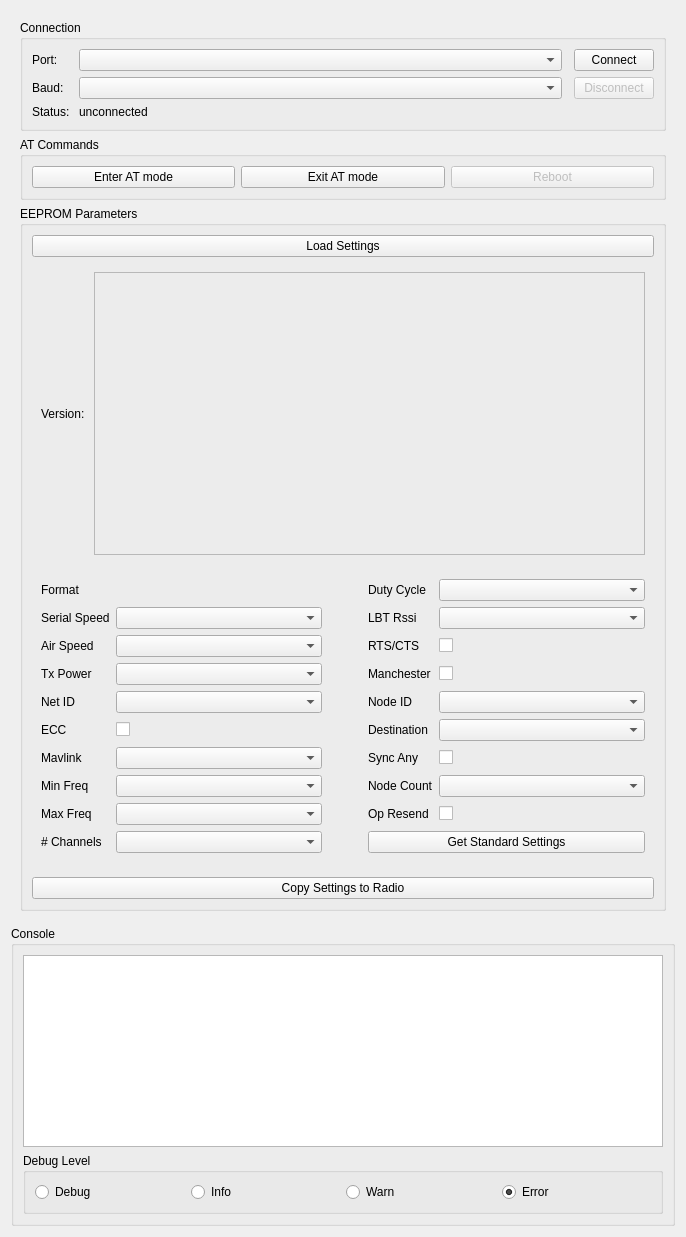
Above: resource/radio_configurator.ui from HippoCampusRobotics/hippocampus_common before the change. Below: the same form after it.
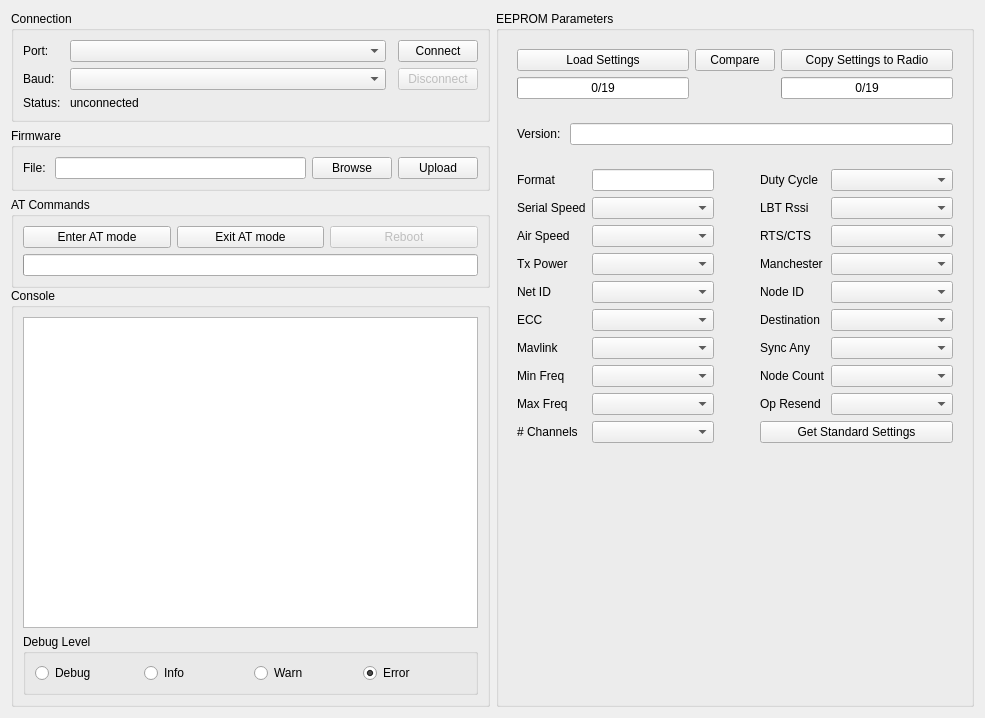
That is the form after the change. Custom widgets are drawn as their Qt base class.

Commit message: finished gui layout

Diff of the .ui file:
```diff
--- a/resource/radio_configurator.ui
+++ b/resource/radio_configurator.ui
@@ -6,8 +6,8 @@
    <rect>
     <x>0</x>
     <y>0</y>
-    <width>686</width>
-    <height>1237</height>
+    <width>985</width>
+    <height>718</height>
    </rect>
   </property>
   <property name="sizePolicy">
@@ -17,15 +17,251 @@
    </sizepolicy>
   </property>
   <property name="windowTitle">
-   <string>Form</string>
+   <string>Radio Configurator</string>
   </property>
-  <layout class="QGridLayout" name="gridLayout_6">
+  <layout class="QHBoxLayout" name="horizontalLayout_3">
+   <item>
+    <widget class="QWidget" name="widget_3" native="true">
+     <property name="sizePolicy">
+      <sizepolicy hsizetype="Preferred" vsizetype="Expanding">
+       <horstretch>0</horstretch>
+       <verstretch>0</verstretch>
+      </sizepolicy>
+     </property>
+     <layout class="QVBoxLayout" name="verticalLayout_2">
+      <property name="spacing">
+       <number>0</number>
+      </property>
+      <property name="leftMargin">
+       <number>0</number>
+      </property>
+      <property name="topMargin">
+       <number>0</number>
+      </property>
+      <property name="rightMargin">
+       <number>0</number>
+      </property>
+      <property name="bottomMargin">
+       <number>0</number>
+      </property>
+      <item>
+       <widget class="QWidget" name="upper_split_container" native="true">
+        <property name="sizePolicy">
+         <sizepolicy hsizetype="Expanding" vsizetype="Fixed">
+          <horstretch>0</horstretch>
+          <verstretch>0</verstretch>
+         </sizepolicy>
+        </property>
+        <layout class="QGridLayout" name="gridLayout_2">
+         <property name="leftMargin">
+          <number>0</number>
+         </property>
+         <property name="topMargin">
+          <number>0</number>
+         </property>
+         <property name="rightMargin">
+          <number>0</number>
+         </property>
+         <property name="bottomMargin">
+          <number>0</number>
+         </property>
+         <property name="horizontalSpacing">
+          <number>6</number>
+         </property>
+         <item row="2" column="0">
+          <widget class="QGroupBox" name="at_group">
+           <property name="enabled">
+            <bool>true</bool>
+           </property>
+           <property name="sizePolicy">
+            <sizepolicy hsizetype="Preferred" vsizetype="Fixed">
+             <horstretch>0</horstretch>
+             <verstretch>0</verstretch>
+            </sizepolicy>
+           </property>
+           <property name="title">
+            <string>AT Commands</string>
+           </property>
+           <layout class="QGridLayout" name="gridLayout_4">
+            <item row="0" column="1">
+             <widget class="QPushButton" name="exit_at_button">
+              <property name="enabled">
+               <bool>true</bool>
+              </property>
+              <property name="text">
+               <string>Exit AT mode</string>
+              </property>
+             </widget>
+            </item>
+            <item row="0" column="0">
+             <widget class="QPushButton" name="enter_at_button">
+              <property name="text">
+               <string>Enter AT mode</string>
+              </property>
+             </widget>
+            </item>
+            <item row="0" column="2">
+             <widget class="QPushButton" name="reboot_button">
+              <property name="enabled">
+               <bool>false</bool>
+              </property>
+              <property name="text">
+               <string>Reboot</string>
+              </property>
+             </widget>
+            </item>
+            <item row="1" column="0" colspan="3">
+             <widget class="QProgressBar" name="at_mode_progressbar">
+              <property name="toolTip">
+               <string>&lt;html&gt;&lt;head/&gt;&lt;body&gt;&lt;p&gt;Status indicator of the AT configuration mode.&lt;/p&gt;&lt;/body&gt;&lt;/html&gt;</string>
+              </property>
+              <property name="maximum">
+               <number>1</number>
+              </property>
+              <property name="value">
+               <number>0</number>
+              </property>
+              <property name="textVisible">
+               <bool>false</bool>
+              </property>
+             </widget>
+            </item>
+           </layout>
+          </widget>
+         </item>
+         <item row="0" column="0">
+          <widget class="QGroupBox" name="connection_group">
+           <property name="sizePolicy">
+            <sizepolicy hsizetype="Preferred" vsizetype="Fixed">
+             <horstretch>0</horstretch>
+             <verstretch>0</verstretch>
+            </sizepolicy>
+           </property>
+           <property name="title">
+            <string>Connection</string>
+           </property>
+           <layout class="QGridLayout" name="gridLayout">
+            <item row="0" column="1">
+             <widget class="ComboBox" name="port_combobox">
+              <property name="sizePolicy">
+               <sizepolicy hsizetype="Preferred" vsizetype="Fixed">
+                <horstretch>2</horstretch>
+                <verstretch>0</verstretch>
+               </sizepolicy>
+              </property>
+             </widget>
+            </item>
+            <item row="1" column="3">
+             <widget class="QPushButton" name="disconnect_button">
+              <property name="enabled">
+               <bool>false</bool>
+              </property>
+              <property name="text">
+               <string>Disconnect</string>
+              </property>
+             </widget>
+            </item>
+            <item row="2" column="1" colspan="3">
+             <widget class="QLabel" name="connection_status_label">
+              <property name="text">
+               <string>unconnected</string>
+              </property>
+             </widget>
+            </item>
+            <item row="1" column="1">
+             <widget class="QComboBox" name="baud_combobox"/>
+            </item>
    <item row="1" column="0">
+             <widget class="QLabel" name="label_2">
+              <property name="text">
+               <string>Baud: </string>
+              </property>
+             </widget>
+            </item>
+            <item row="0" column="0">
+             <widget class="QLabel" name="label">
+              <property name="sizePolicy">
+               <sizepolicy hsizetype="Preferred" vsizetype="Preferred">
+                <horstretch>0</horstretch>
+                <verstretch>0</verstretch>
+               </sizepolicy>
+              </property>
+              <property name="text">
+               <string>Port:</string>
+              </property>
+             </widget>
+            </item>
+            <item row="2" column="0">
+             <widget class="QLabel" name="label_3">
+              <property name="text">
+               <string>Status: </string>
+              </property>
+             </widget>
+            </item>
+            <item row="0" column="3">
+             <widget class="QPushButton" name="connect_button">
+              <property name="sizePolicy">
+               <sizepolicy hsizetype="Preferred" vsizetype="Fixed">
+                <horstretch>0</horstretch>
+                <verstretch>0</verstretch>
+               </sizepolicy>
+              </property>
+              <property name="text">
+               <string>Connect</string>
+              </property>
+             </widget>
+            </item>
+           </layout>
+          </widget>
+         </item>
+         <item row="1" column="0">
+          <widget class="QGroupBox" name="groupBox">
+           <property name="sizePolicy">
+            <sizepolicy hsizetype="Preferred" vsizetype="Fixed">
+             <horstretch>0</horstretch>
+             <verstretch>0</verstretch>
+            </sizepolicy>
+           </property>
+           <property name="title">
+            <string>Firmware</string>
+           </property>
+           <layout class="QGridLayout" name="gridLayout_8">
+            <item row="0" column="0">
+             <widget class="QLabel" name="label_5">
+              <property name="text">
+               <string>File: </string>
+              </property>
+             </widget>
+            </item>
+            <item row="0" column="2">
+             <widget class="QPushButton" name="browse_button">
+              <property name="text">
+               <string>Browse</string>
+              </property>
+             </widget>
+            </item>
+            <item row="0" column="1">
+             <widget class="QLineEdit" name="file_lineedit"/>
+            </item>
+            <item row="0" column="3">
+             <widget class="QPushButton" name="upload_button">
+              <property name="text">
+               <string>Upload</string>
+              </property>
+             </widget>
+            </item>
+           </layout>
+          </widget>
+         </item>
+        </layout>
+       </widget>
+      </item>
+      <item>
     <widget class="QGroupBox" name="console_group">
      <property name="sizePolicy">
       <sizepolicy hsizetype="Expanding" vsizetype="Expanding">
        <horstretch>0</horstretch>
-       <verstretch>0</verstretch>
+          <verstretch>2</verstretch>
       </sizepolicy>
      </property>
      <property name="title">
@@ -34,6 +270,12 @@
      <layout class="QGridLayout" name="gridLayout_5">
       <item row="0" column="2">
        <widget class="QTextEdit" name="console_text">
+           <property name="sizePolicy">
+            <sizepolicy hsizetype="Expanding" vsizetype="Expanding">
+             <horstretch>0</horstretch>
+             <verstretch>1</verstretch>
+            </sizepolicy>
+           </property>
         <property name="readOnly">
          <bool>true</bool>
         </property>
@@ -121,16 +363,10 @@
      </layout>
     </widget>
    </item>
-   <item row="0" column="0">
-    <widget class="QWidget" name="upper_split_container" native="true">
-     <property name="sizePolicy">
-      <sizepolicy hsizetype="Expanding" vsizetype="Expanding">
-       <horstretch>0</horstretch>
-       <verstretch>1</verstretch>
-      </sizepolicy>
-     </property>
-     <layout class="QGridLayout" name="gridLayout_2">
-      <item row="2" column="0">
+     </layout>
+    </widget>
+   </item>
+   <item>
        <widget class="QGroupBox" name="eeprom_group">
         <property name="enabled">
          <bool>true</bool>
@@ -146,6 +382,37 @@
         </property>
         <layout class="QVBoxLayout" name="verticalLayout">
          <item>
+       <widget class="QWidget" name="widget_2" native="true">
+        <layout class="QGridLayout" name="gridLayout_3">
+         <item row="1" column="0">
+          <widget class="QProgressBar" name="load_settings_progressbar">
+           <property name="toolTip">
+            <string>&lt;html&gt;&lt;head/&gt;&lt;body&gt;&lt;p&gt;Number of loaded parameters.&lt;/p&gt;&lt;/body&gt;&lt;/html&gt;</string>
+           </property>
+           <property name="maximum">
+            <number>19</number>
+           </property>
+           <property name="value">
+            <number>0</number>
+           </property>
+           <property name="textVisible">
+            <bool>true</bool>
+           </property>
+           <property name="orientation">
+            <enum>Qt::Horizontal</enum>
+           </property>
+           <property name="invertedAppearance">
+            <bool>false</bool>
+           </property>
+           <property name="textDirection">
+            <enum>QProgressBar::TopToBottom</enum>
+           </property>
+           <property name="format">
+            <string>%v/%m</string>
+           </property>
+          </widget>
+         </item>
+         <item row="0" column="0">
           <widget class="QPushButton" name="load_settings_button">
            <property name="toolTip">
             <string>&lt;html&gt;&lt;head/&gt;&lt;body&gt;&lt;p&gt;Loads the radio's settings that are currently active.&lt;/p&gt;&lt;/body&gt;&lt;/html&gt;</string>
@@ -155,6 +422,45 @@
            </property>
           </widget>
          </item>
+         <item row="1" column="2">
+          <widget class="QProgressBar" name="copy_settings_progressbar">
+           <property name="toolTip">
+            <string>&lt;html&gt;&lt;head/&gt;&lt;body&gt;&lt;p&gt;Number of written parameters.&lt;/p&gt;&lt;/body&gt;&lt;/html&gt;</string>
+           </property>
+           <property name="minimum">
+            <number>0</number>
+           </property>
+           <property name="maximum">
+            <number>19</number>
+           </property>
+           <property name="value">
+            <number>0</number>
+           </property>
+           <property name="format">
+            <string>%v/%m</string>
+           </property>
+          </widget>
+         </item>
+         <item row="0" column="2">
+          <widget class="QPushButton" name="copy_settings_button">
+           <property name="toolTip">
+            <string>&lt;html&gt;&lt;head/&gt;&lt;body&gt;&lt;p&gt;Copy the selected settings to the radio. The parameters will be stored in the EEPROM to make the changes persistent.&lt;/p&gt;&lt;/body&gt;&lt;/html&gt;</string>
+           </property>
+           <property name="text">
+            <string>Copy Settings to Radio</string>
+           </property>
+          </widget>
+         </item>
+         <item row="0" column="1">
+          <widget class="QPushButton" name="compare_button">
+           <property name="text">
+            <string>Compare</string>
+           </property>
+          </widget>
+         </item>
+        </layout>
+       </widget>
+      </item>
          <item>
           <widget class="QWidget" name="widget" native="true">
            <layout class="QHBoxLayout" name="horizontalLayout_2">
@@ -166,21 +472,9 @@
              </widget>
             </item>
             <item>
-             <widget class="QLabel" name="version_label">
-              <property name="sizePolicy">
-               <sizepolicy hsizetype="Expanding" vsizetype="Preferred">
-                <horstretch>0</horstretch>
-                <verstretch>0</verstretch>
-               </sizepolicy>
-              </property>
-              <property name="frameShape">
-               <enum>QFrame::StyledPanel</enum>
-              </property>
-              <property name="frameShadow">
-               <enum>QFrame::Sunken</enum>
-              </property>
-              <property name="text">
-               <string/>
+          <widget class="QLineEdit" name="version_lineedit">
+           <property name="readOnly">
+            <bool>true</bool>
               </property>
              </widget>
             </item>
@@ -189,27 +483,43 @@
          </item>
          <item>
           <widget class="QWidget" name="eeprom_settings_container" native="true">
+        <property name="sizePolicy">
+         <sizepolicy hsizetype="Preferred" vsizetype="Preferred">
+          <horstretch>0</horstretch>
+          <verstretch>0</verstretch>
+         </sizepolicy>
+        </property>
            <layout class="QGridLayout" name="gridLayout_7">
-            <item row="0" column="0">
-             <widget class="QLabel" name="flabel">
-              <property name="autoFillBackground">
-               <bool>false</bool>
-              </property>
+         <item row="6" column="1">
+          <widget class="QComboBox" name="mavlink_combobox"/>
+         </item>
+         <item row="3" column="2">
+          <spacer name="horizontalSpacer">
+           <property name="orientation">
+            <enum>Qt::Horizontal</enum>
+           </property>
+           <property name="sizeType">
+            <enum>QSizePolicy::Fixed</enum>
+           </property>
+           <property name="sizeHint" stdset="0">
+            <size>
+             <width>40</width>
+             <height>20</height>
+            </size>
+           </property>
+          </spacer>
+         </item>
+         <item row="3" column="3">
+          <widget class="QLabel" name="manchester_label">
               <property name="text">
-               <string>Format</string>
+            <string>Manchester</string>
               </property>
              </widget>
             </item>
-            <item row="0" column="1">
-             <widget class="QLabel" name="format_label">
-              <property name="sizePolicy">
-               <sizepolicy hsizetype="Preferred" vsizetype="Preferred">
-                <horstretch>0</horstretch>
-                <verstretch>0</verstretch>
-               </sizepolicy>
-              </property>
+         <item row="7" column="3">
+          <widget class="QLabel" name="nodecount_label">
               <property name="text">
-               <string/>
+            <string>Node Count</string>
               </property>
              </widget>
             </item>
@@ -220,6 +530,42 @@
               </property>
              </widget>
             </item>
+         <item row="3" column="1">
+          <widget class="QComboBox" name="txpower_combobox"/>
+         </item>
+         <item row="1" column="3">
+          <widget class="QLabel" name="lbt_rssi_label">
+           <property name="text">
+            <string>LBT Rssi</string>
+           </property>
+          </widget>
+         </item>
+         <item row="2" column="1">
+          <widget class="QComboBox" name="air_speed_combobox"/>
+         </item>
+         <item row="3" column="0">
+          <widget class="QLabel" name="txpower_label">
+           <property name="toolTip">
+            <string>&lt;html&gt;&lt;head/&gt;&lt;body&gt;&lt;p&gt;Transmission power in dBm. For a 100% duty cycle this should not exceed 10mW ~ 11dBm.&lt;/p&gt;&lt;/body&gt;&lt;/html&gt;</string>
+           </property>
+           <property name="text">
+            <string>Tx Power</string>
+           </property>
+          </widget>
+         </item>
+         <item row="1" column="1">
+          <widget class="QComboBox" name="serial_speed_combobox">
+           <property name="sizePolicy">
+            <sizepolicy hsizetype="Expanding" vsizetype="Fixed">
+             <horstretch>0</horstretch>
+             <verstretch>0</verstretch>
+            </sizepolicy>
+           </property>
+          </widget>
+         </item>
+         <item row="5" column="4">
+          <widget class="QComboBox" name="nodedestination_combobox"/>
+         </item>
             <item row="0" column="4">
              <widget class="QComboBox" name="duty_cycle_combobox">
               <property name="sizePolicy">
@@ -230,6 +576,12 @@
               </property>
              </widget>
             </item>
+         <item row="6" column="4">
+          <widget class="QComboBox" name="syncany_combobox"/>
+         </item>
+         <item row="7" column="1">
+          <widget class="QComboBox" name="min_freq_combobox"/>
+         </item>
             <item row="1" column="0">
              <widget class="QLabel" name="serial_speed_label">
               <property name="toolTip">
@@ -240,26 +592,6 @@
               </property>
              </widget>
             </item>
-            <item row="1" column="1">
-             <widget class="QComboBox" name="serial_speed_combobox">
-              <property name="sizePolicy">
-               <sizepolicy hsizetype="Expanding" vsizetype="Fixed">
-                <horstretch>0</horstretch>
-                <verstretch>0</verstretch>
-               </sizepolicy>
-              </property>
-             </widget>
-            </item>
-            <item row="1" column="3">
-             <widget class="QLabel" name="lbt_rssi_label">
-              <property name="text">
-               <string>LBT Rssi</string>
-              </property>
-             </widget>
-            </item>
-            <item row="1" column="4">
-             <widget class="QComboBox" name="lbt_rssi_combobox"/>
-            </item>
             <item row="2" column="0">
              <widget class="QLabel" name="air_speed_label">
               <property name="toolTip">
@@ -270,88 +602,35 @@
               </property>
              </widget>
             </item>
-            <item row="2" column="1">
-             <widget class="QComboBox" name="air_speed_combobox"/>
-            </item>
-            <item row="2" column="3">
-             <widget class="QLabel" name="rtscts_label">
+         <item row="9" column="1">
+          <widget class="QComboBox" name="num_channels_combobox"/>
+         </item>
+         <item row="0" column="1">
+          <widget class="QLineEdit" name="format_lineedit">
+           <property name="readOnly">
+            <bool>true</bool>
+           </property>
+          </widget>
+         </item>
+         <item row="8" column="1">
+          <widget class="QComboBox" name="max_freq_combobox">
+           <property name="sizePolicy">
+            <sizepolicy hsizetype="Expanding" vsizetype="Fixed">
+             <horstretch>0</horstretch>
+             <verstretch>0</verstretch>
+            </sizepolicy>
+           </property>
+          </widget>
+         </item>
+         <item row="8" column="0">
+          <widget class="QLabel" name="max_freq_label">
               <property name="text">
-               <string>RTS/CTS</string>
+            <string>Max Freq</string>
               </property>
              </widget>
             </item>
             <item row="2" column="4">
-             <widget class="QCheckBox" name="rtscts_checkbox">
-              <property name="text">
-               <string/>
-              </property>
-             </widget>
-            </item>
-            <item row="3" column="0">
-             <widget class="QLabel" name="txpower_label">
-              <property name="toolTip">
-               <string>&lt;html&gt;&lt;head/&gt;&lt;body&gt;&lt;p&gt;Transmission power in dBm. For a 100% duty cycle this should not exceed 10mW ~ 11dBm.&lt;/p&gt;&lt;/body&gt;&lt;/html&gt;</string>
-              </property>
-              <property name="text">
-               <string>Tx Power</string>
-              </property>
-             </widget>
-            </item>
-            <item row="3" column="1">
-             <widget class="QComboBox" name="txpower_combobox"/>
-            </item>
-            <item row="3" column="2">
-             <spacer name="horizontalSpacer">
-              <property name="orientation">
-               <enum>Qt::Horizontal</enum>
-              </property>
-              <property name="sizeType">
-               <enum>QSizePolicy::Fixed</enum>
-              </property>
-              <property name="sizeHint" stdset="0">
-               <size>
-                <width>40</width>
-                <height>20</height>
-               </size>
-              </property>
-             </spacer>
-            </item>
-            <item row="3" column="3">
-             <widget class="QLabel" name="manchester_label">
-              <property name="text">
-               <string>Manchester</string>
-              </property>
-             </widget>
-            </item>
-            <item row="3" column="4">
-             <widget class="QCheckBox" name="manchester_checkbox">
-              <property name="text">
-               <string/>
-              </property>
-             </widget>
-            </item>
-            <item row="4" column="0">
-             <widget class="QLabel" name="netid_label">
-              <property name="toolTip">
-               <string>&lt;html&gt;&lt;head/&gt;&lt;body&gt;&lt;p&gt;Radios with the same net ID are on the same network.&lt;/p&gt;&lt;/body&gt;&lt;/html&gt;</string>
-              </property>
-              <property name="text">
-               <string>Net ID</string>
-              </property>
-             </widget>
-            </item>
-            <item row="4" column="1">
-             <widget class="QComboBox" name="netid_combobox"/>
-            </item>
-            <item row="4" column="3">
-             <widget class="QLabel" name="nodeid_label">
-              <property name="text">
-               <string>Node ID</string>
-              </property>
-             </widget>
-            </item>
-            <item row="4" column="4">
-             <widget class="QComboBox" name="nodeid_combobox"/>
+          <widget class="QComboBox" name="rtscts_combobox"/>
             </item>
             <item row="5" column="0">
              <widget class="QLabel" name="ecc_label">
@@ -363,22 +642,44 @@
               </property>
              </widget>
             </item>
+         <item row="0" column="0">
+          <widget class="QLabel" name="flabel">
+           <property name="autoFillBackground">
+            <bool>false</bool>
+           </property>
+           <property name="text">
+            <string>Format</string>
+           </property>
+          </widget>
+         </item>
             <item row="5" column="1">
-             <widget class="QCheckBox" name="ecc_checkbox">
+          <widget class="QComboBox" name="ecc_combobox"/>
+         </item>
+         <item row="4" column="3">
+          <widget class="QLabel" name="nodeid_label">
               <property name="text">
-               <string/>
+            <string>Node ID</string>
               </property>
              </widget>
             </item>
-            <item row="5" column="3">
-             <widget class="QLabel" name="nodedestination_label">
+         <item row="1" column="4">
+          <widget class="QComboBox" name="lbt_rssi_combobox"/>
+         </item>
+         <item row="4" column="4">
+          <widget class="QComboBox" name="nodeid_combobox"/>
+         </item>
+         <item row="9" column="0">
+          <widget class="QLabel" name="channels_label">
               <property name="text">
-               <string>Destination</string>
+            <string># Channels</string>
               </property>
              </widget>
             </item>
-            <item row="5" column="4">
-             <widget class="QComboBox" name="nodedestination_combobox"/>
+         <item row="8" column="4">
+          <widget class="QComboBox" name="oppresend_combobox"/>
+         </item>
+         <item row="4" column="1">
+          <widget class="QComboBox" name="netid_combobox"/>
             </item>
             <item row="6" column="0">
              <widget class="QLabel" name="mavlink_label">
@@ -387,8 +688,18 @@
               </property>
              </widget>
             </item>
-            <item row="6" column="1">
-             <widget class="QComboBox" name="mavlink_combobox"/>
+         <item row="9" column="3" colspan="2">
+          <widget class="QPushButton" name="get_standard_settings_button">
+           <property name="sizePolicy">
+            <sizepolicy hsizetype="Minimum" vsizetype="Fixed">
+             <horstretch>0</horstretch>
+             <verstretch>0</verstretch>
+            </sizepolicy>
+           </property>
+           <property name="text">
+            <string>Get Standard Settings</string>
+           </property>
+          </widget>
             </item>
             <item row="6" column="3">
              <widget class="QLabel" name="syncany_label">
@@ -397,12 +708,8 @@
               </property>
              </widget>
             </item>
-            <item row="6" column="4">
-             <widget class="QCheckBox" name="syncany_combobox">
-              <property name="text">
-               <string/>
-              </property>
-             </widget>
+         <item row="3" column="4">
+          <widget class="QComboBox" name="manchester_combobox"/>
             </item>
             <item row="7" column="0">
              <widget class="QLabel" name="min_freq_label">
@@ -411,36 +718,6 @@
               </property>
              </widget>
             </item>
-            <item row="7" column="1">
-             <widget class="QComboBox" name="min_freq_combobox"/>
-            </item>
-            <item row="7" column="3">
-             <widget class="QLabel" name="nodecount_label">
-              <property name="text">
-               <string>Node Count</string>
-              </property>
-             </widget>
-            </item>
-            <item row="7" column="4">
-             <widget class="QComboBox" name="nodecount_combobox"/>
-            </item>
-            <item row="8" column="0">
-             <widget class="QLabel" name="max_freq_label">
-              <property name="text">
-               <string>Max Freq</string>
-              </property>
-             </widget>
-            </item>
-            <item row="8" column="1">
-             <widget class="QComboBox" name="max_freq_combobox">
-              <property name="sizePolicy">
-               <sizepolicy hsizetype="Expanding" vsizetype="Fixed">
-                <horstretch>0</horstretch>
-                <verstretch>0</verstretch>
-               </sizepolicy>
-              </property>
-             </widget>
-            </item>
             <item row="8" column="3">
              <widget class="QLabel" name="oppresend_label">
               <property name="text">
@@ -448,169 +725,48 @@
               </property>
              </widget>
             </item>
-            <item row="8" column="4">
-             <widget class="QCheckBox" name="oppresend_checkbox">
-              <property name="text">
-               <string/>
-              </property>
-             </widget>
-            </item>
-            <item row="9" column="0">
-             <widget class="QLabel" name="channels_label">
-              <property name="text">
-               <string># Channels</string>
-              </property>
-             </widget>
-            </item>
-            <item row="9" column="1">
-             <widget class="QComboBox" name="channels_combobox"/>
-            </item>
-            <item row="9" column="3" colspan="2">
-             <widget class="QPushButton" name="get_standard_settings_button">
-              <property name="sizePolicy">
-               <sizepolicy hsizetype="Minimum" vsizetype="Fixed">
-                <horstretch>0</horstretch>
-                <verstretch>0</verstretch>
-               </sizepolicy>
-              </property>
-              <property name="text">
-               <string>Get Standard Settings</string>
-              </property>
-             </widget>
-            </item>
-           </layout>
-          </widget>
-         </item>
-         <item>
-          <widget class="QPushButton" name="copy_to_radio_button">
+         <item row="7" column="4">
+          <widget class="QComboBox" name="nodecount_combobox"/>
+         </item>
+         <item row="4" column="0">
+          <widget class="QLabel" name="netid_label">
            <property name="toolTip">
-            <string>&lt;html&gt;&lt;head/&gt;&lt;body&gt;&lt;p&gt;Copy the selected settings to the radio. The parameters will be stored in the EEPROM to make the changes persistent.&lt;/p&gt;&lt;/body&gt;&lt;/html&gt;</string>
+            <string>&lt;html&gt;&lt;head/&gt;&lt;body&gt;&lt;p&gt;Radios with the same net ID are on the same network.&lt;/p&gt;&lt;/body&gt;&lt;/html&gt;</string>
            </property>
            <property name="text">
-            <string>Copy Settings to Radio</string>
+            <string>Net ID</string>
            </property>
           </widget>
          </item>
-        </layout>
-       </widget>
-      </item>
-      <item row="1" column="0">
-       <widget class="QGroupBox" name="at_group">
-        <property name="enabled">
-         <bool>true</bool>
-        </property>
-        <property name="title">
-         <string>AT Commands</string>
-        </property>
-        <layout class="QGridLayout" name="gridLayout_4">
-         <item row="0" column="2">
-          <widget class="QPushButton" name="reboot_button">
-           <property name="enabled">
-            <bool>false</bool>
-           </property>
+         <item row="5" column="3">
+          <widget class="QLabel" name="nodedestination_label">
            <property name="text">
-            <string>Reboot</string>
+            <string>Destination</string>
            </property>
           </widget>
          </item>
-         <item row="0" column="0">
-          <widget class="QPushButton" name="enter_at_button">
+         <item row="2" column="3">
+          <widget class="QLabel" name="rtscts_label">
            <property name="text">
-            <string>Enter AT mode</string>
+            <string>RTS/CTS</string>
            </property>
           </widget>
          </item>
-         <item row="0" column="1">
-          <widget class="QPushButton" name="exit_at_button">
-           <property name="enabled">
-            <bool>true</bool>
-           </property>
-           <property name="text">
-            <string>Exit AT mode</string>
-           </property>
-          </widget>
-         </item>
         </layout>
        </widget>
       </item>
-      <item row="0" column="0">
-       <widget class="QGroupBox" name="connection_group">
-        <property name="title">
-         <string>Connection</string>
+      <item>
+       <spacer name="verticalSpacer">
+        <property name="orientation">
+         <enum>Qt::Vertical</enum>
         </property>
-        <layout class="QGridLayout" name="gridLayout">
-         <item row="0" column="1">
-          <widget class="ComboBox" name="port_combobox">
-           <property name="sizePolicy">
-            <sizepolicy hsizetype="Preferred" vsizetype="Fixed">
-             <horstretch>2</horstretch>
-             <verstretch>0</verstretch>
-            </sizepolicy>
-           </property>
-          </widget>
-         </item>
-         <item row="1" column="3">
-          <widget class="QPushButton" name="disconnect_button">
-           <property name="enabled">
-            <bool>false</bool>
-           </property>
-           <property name="text">
-            <string>Disconnect</string>
-           </property>
-          </widget>
-         </item>
-         <item row="2" column="1" colspan="3">
-          <widget class="QLabel" name="connection_status_label">
-           <property name="text">
-            <string>unconnected</string>
-           </property>
-          </widget>
-         </item>
-         <item row="1" column="1">
-          <widget class="QComboBox" name="baud_combobox"/>
-         </item>
-         <item row="1" column="0">
-          <widget class="QLabel" name="label_2">
-           <property name="text">
-            <string>Baud: </string>
-           </property>
-          </widget>
-         </item>
-         <item row="0" column="0">
-          <widget class="QLabel" name="label">
-           <property name="sizePolicy">
-            <sizepolicy hsizetype="Preferred" vsizetype="Preferred">
-             <horstretch>0</horstretch>
-             <verstretch>0</verstretch>
-            </sizepolicy>
-           </property>
-           <property name="text">
-            <string>Port:</string>
-           </property>
-          </widget>
-         </item>
-         <item row="2" column="0">
-          <widget class="QLabel" name="label_3">
-           <property name="text">
-            <string>Status: </string>
-           </property>
-          </widget>
-         </item>
-         <item row="0" column="3">
-          <widget class="QPushButton" name="connect_button">
-           <property name="sizePolicy">
-            <sizepolicy hsizetype="Preferred" vsizetype="Fixed">
-             <horstretch>0</horstretch>
-             <verstretch>0</verstretch>
-            </sizepolicy>
-           </property>
-           <property name="text">
-            <string>Connect</string>
-           </property>
-          </widget>
-         </item>
-        </layout>
-       </widget>
+        <property name="sizeHint" stdset="0">
+         <size>
+          <width>20</width>
+          <height>40</height>
+         </size>
+        </property>
+       </spacer>
       </item>
      </layout>
     </widget>
```
Lines whose indentation alone changed are shown as unchanged. The commit also changes 2 other files.
